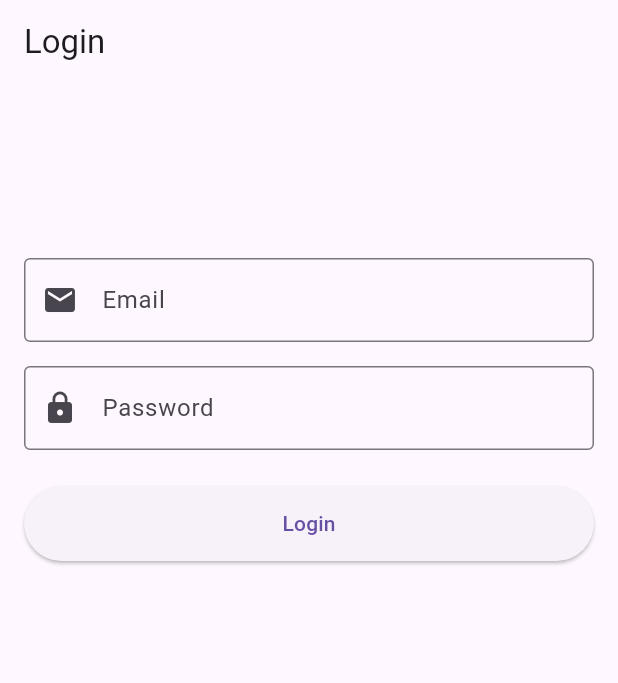
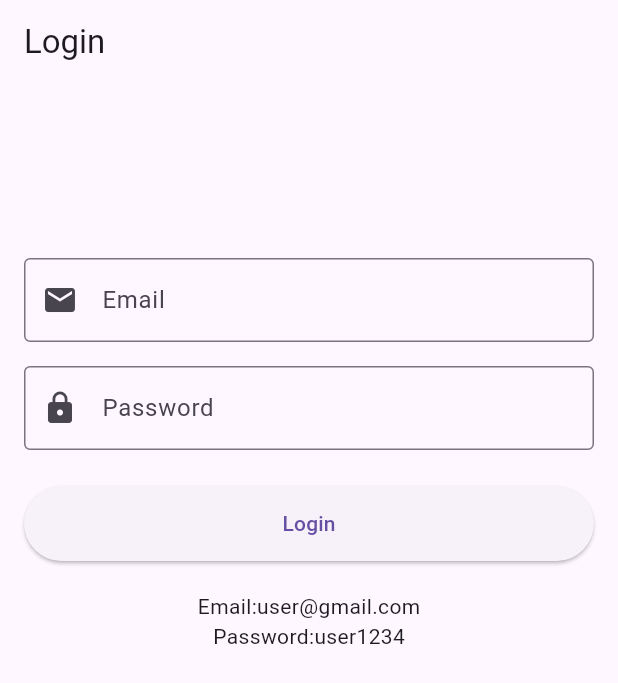
Before and after one commit to dark0crystal/FlutterLabExersice, a Flutter app: the screen it shows after launch, on a phone screen of 412 x 824 dp. Shown: the top 683 px of the screen. Run offline on Flutter 3.47's test engine with Material 3 defaults, Android fonts, the light colour scheme and no system bars.

Commit message:
final changes

```diff
--- a/lib/pages/login.dart
+++ b/lib/pages/login.dart
@@ -91,10 +91,18 @@ class _LoginPageState extends State<LoginPage> {
                 ),
                 child: const Text("Login"),
               ),
+              SizedBox(height: 20),
+              Column(
+                children: [
+                  Text("Email:user@gmail.com"),
+                  Text("Password:user1234"),
+                ],
+              )
 
             ],
           ),
         ),
+
       ),
     );
   }
--- a/lib/pages/view_list.dart
+++ b/lib/pages/view_list.dart
@@ -13,7 +13,7 @@ class ViewListPage extends StatelessWidget {
     return Scaffold(
       appBar: AppBar(
         title: const Text("Email List View"),
-        backgroundColor: Colors.blue,
+        backgroundColor: Colors.white30,
       ),
       body: ListView.builder(
         itemCount: emailList.length,
```
